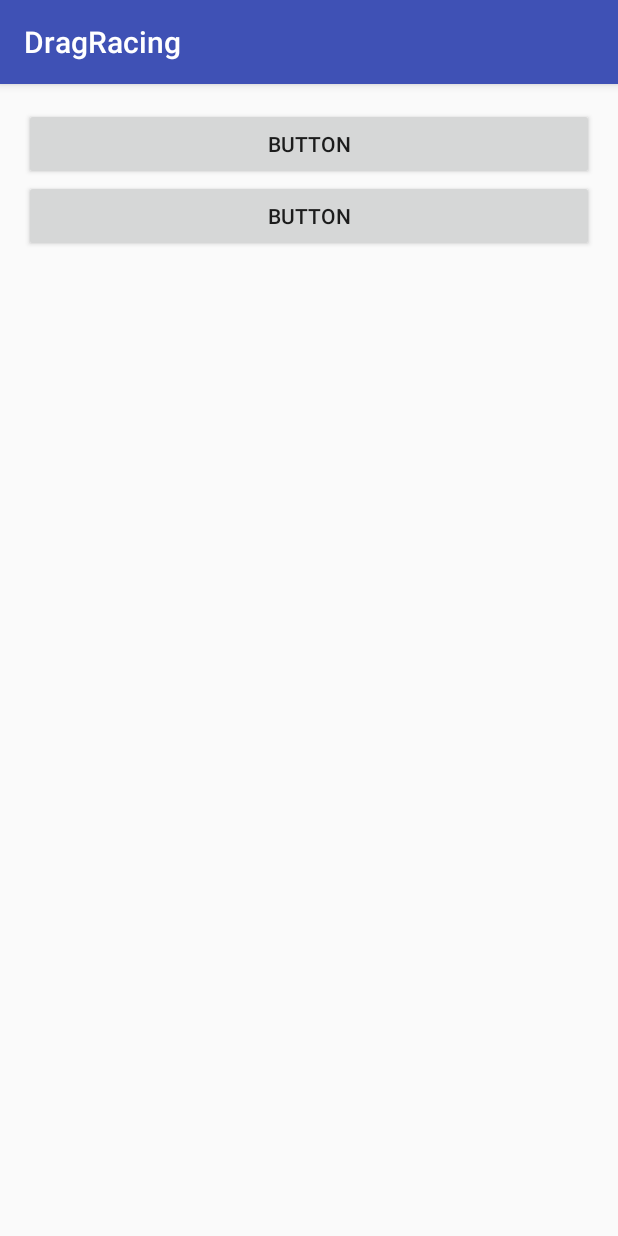
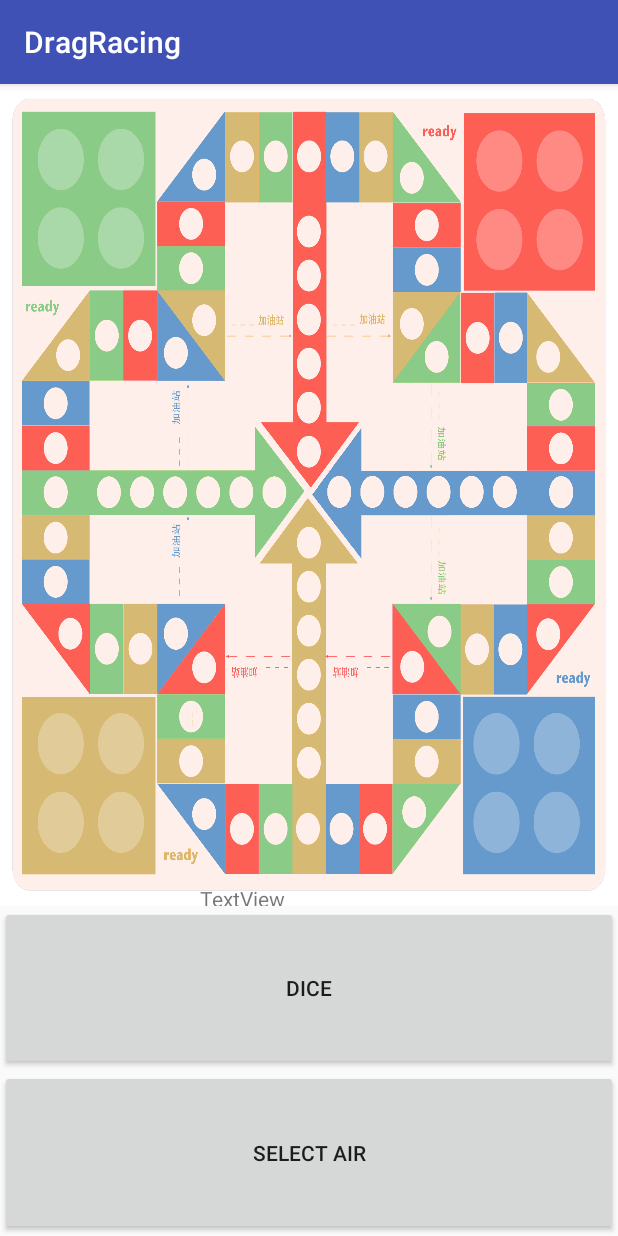
Before and after one commit to Zing22/Android-proj, an Android app: the SRoomActivity screen opened directly, with no data from a screen before it, after a tap on "开始游戏", on a phone screen of 412 x 824 dp. Run offline under Robolectric (Android 15) with nearby library versions, the phone set to English and light mode, and no system bars; 2 other taps on this screen came first.

Commit message:
set pencent pos on the board

```diff
--- a/DragRacing/app/src/main/java/com/dragracing/dragracing/DRSGame.java
+++ b/DragRacing/app/src/main/java/com/dragracing/dragracing/DRSGame.java
@@ -22,6 +22,7 @@ public class DRSGame {
     public int AIRREADY = -1;
     public int AIROFF = -2;
     public int AIREND = -3;
+    public int AIRWIN = -4;
 
     public GameState gameState;
     public int num_players;
@@ -174,9 +175,11 @@ public class DRSGame {
             else{//终点
                 res = makeGoEvent(airPos[cur_player][cur_air], INENDPOS);
                 StepEvent res1 = new StepEvent();
-                res1.init(1);
-                res1.poses[0] = AIREND;
+                res1.init(2);
+                res1.poses[0] = AIRWIN;
                 res1.hits[0] = false;
+                res1.poses[1] = AIREND;
+                res1.hits[1] = false;
                 res = merge(res, res1);
 
                 airPos[cur_player][cur_air] = AIREND;
@@ -323,4 +326,34 @@ public class DRSGame {
         }
         return -1;
     }
+
+    double[][][] ppos_off = {
+            {{7.2,6.4},{17,6.4},{7.3,16},{17,16}},
+            {{78.3,6.8},{88.1,6.8},{78.4,16.3},{88.1,16.3}},
+            {{77.9,77.5},{87.7,77.5},{77.8,87.1},{87.7,87.1}},
+            {{7.2,77.5},{17.2,77.5},{7.4,87.1},{17.2,87.1}}
+    };
+    double[][] ppos_ready = {
+            {4.2,25.4},{68.5,3.5},{90.4,68.5},{26.5,90.5}
+    };
+    double[][] ppos_apos = {
+            {8.8,30.7},{14.8,28},{20.3,28},{26,30},{30.5,26},
+            {28.5,19.7},{28.5,14.4},{30.5,8.4},{36.5,6.3},{42.1,6.3},
+            {47.6,6.3},{53,6.3},{58.2,6.3},{64.2,8.3},{66.5,14.6},
+            {66.5,20},{64.5,26},{68.5,30.3},{74.8,28.3},{80.2,28.3},
+            {86,30.5},{88,36.4},{88,41.7},{88,47},{88,52.5},
+            {88,57.9},{86,63.9},{80,66},{74.7,66},{68.7,64},
+            {64.2,68.2},{66.7,74.2},{66.7,79.7},{64.2,85.7},{58.3,88},
+            {52.9,88},{47.5,88},{42.1,88},{36.7,88},{30.7,86},
+            {28.7,79.8},{28.7,74.2},{30.7,68.2},{25.9,64.5},{20.2,66.2},
+            {14.8,66.2},{8.8,64.2},{6.8,58.2},{6.8,52.6},{6.8,47.1},
+            {6.8,41.7},{6.8,36.2},
+            {14.9,47.1},{20.5,47.1},{25.9,47.1},{31.3,47.1},{36.7,47.1},
+            {47.6,15.3},{47.6,20.6},{47.6,26.1},{47.6,31.4},{47.6,36.6},
+            {79,47},{73.8,47},{68.6,47},{63.4,47},{58.2,47},
+            {47.5,80},{47.5,74.6},{47.5,69.2},{47.5,63.8},{47.5,58.4},
+    };
+    double[][] ppos_end = {
+            {42.1,47.1},{47.6,41.8},{53,47},{47.5,53}
+    };
 }
--- a/DragRacing/app/src/main/java/com/dragracing/dragracing/SPlayActivity.java
+++ b/DragRacing/app/src/main/java/com/dragracing/dragracing/SPlayActivity.java
@@ -5,10 +5,16 @@ import android.support.v7.app.AppCompatActivity;
 import android.os.Bundle;
 import android.util.Log;
 import android.view.View;
+import android.view.animation.Animation;
+import android.view.animation.TranslateAnimation;
 import android.widget.Button;
+import android.widget.TextView;
+
+import com.jero.multiviewanimation_library.AnimManager;
 
 import java.util.ArrayList;
 import java.util.Arrays;
+import java.util.List;
 import java.util.Random;
 
 public class SPlayActivity extends AppCompatActivity {
@@ -19,6 +25,31 @@ public class SPlayActivity extends AppCompatActivity {
     protected void onCreate(Bundle savedInstanceState) {
         super.onCreate(savedInstanceState);
         setContentView(R.layout.activity_splay);
+
+        TextView textView = (TextView)this.findViewById(R.id.textView5);
+//        Animation animation = new TranslateAnimation(220, 700, 220, 700);
+//        animation.setDuration(5000);
+//        animation.setRepeatCount(222);
+//        textView.setAnimation(animation);
+//        animation.startNow();
+
+        textView.setX(200);
+        textView.setY(800);
+
+//        List<View> views = new ArrayList<>();
+//        List<Animation> anims = new ArrayList<>();
+//
+//        views.add(textView);
+//        views.add(textView);
+//        Animation animation = new TranslateAnimation(220, 700, 220, 700);
+//        animation.setDuration(5000);
+//        anims.add(animation);
+//        animation = new TranslateAnimation(700, 1000, 700, 300);
+//        animation.setDuration(5000);
+//        anims.add(animation);
+//
+//        AnimManager animManager = new AnimManager(views, anims);
+//        animManager.startAnimation();
 
         Button btn_dice = (Button)this.findViewById(R.id.button_dice_splay);
         btn_dice.setOnClickListener(new View.OnClickListener() {
--- a/DragRacing/app/src/main/res/layout/activity_splay.xml
+++ b/DragRacing/app/src/main/res/layout/activity_splay.xml
@@ -4,10 +4,6 @@
     android:id="@+id/activity_splay"
     android:layout_width="match_parent"
     android:layout_height="match_parent"
-    android:paddingBottom="@dimen/activity_vertical_margin"
-    android:paddingLeft="@dimen/activity_horizontal_margin"
-    android:paddingRight="@dimen/activity_horizontal_margin"
-    android:paddingTop="@dimen/activity_vertical_margin"
     tools:context="com.dragracing.dragracing.SPlayActivity">
 
     <LinearLayout
@@ -15,16 +11,32 @@
         android:layout_width="match_parent"
         android:layout_height="match_parent">
 
+        <LinearLayout
+            android:orientation="vertical"
+            android:layout_width="match_parent"
+            android:layout_height="0dp"
+            android:layout_weight="0.5"
+            android:background="@drawable/game_board">
+
+            <TextView
+                android:text="TextView"
+                android:layout_width="match_parent"
+                android:layout_height="wrap_content"
+                android:id="@+id/textView5" />
+        </LinearLayout>
+
         <Button
-            android:text="Button"
+            android:text="dice"
             android:layout_width="match_parent"
-            android:layout_height="wrap_content"
+            android:layout_height="0dp"
+            android:layout_weight="0.1"
             android:id="@+id/button_dice_splay" />
 
         <Button
-            android:text="Button"
+            android:text="select air"
             android:layout_width="match_parent"
-            android:layout_height="wrap_content"
+            android:layout_height="0dp"
+            android:layout_weight="0.1"
             android:id="@+id/button_air_splay" />
     </LinearLayout>
 </RelativeLayout>
```
Also changed, not shown: DragRacing/app/src/main/java/com/jero/multiviewanimation_library/AnimManager.java (added, +98 -0 lines), DragRacing/app/src/main/res/drawable-xxhdpi/paperplane.png (added).
